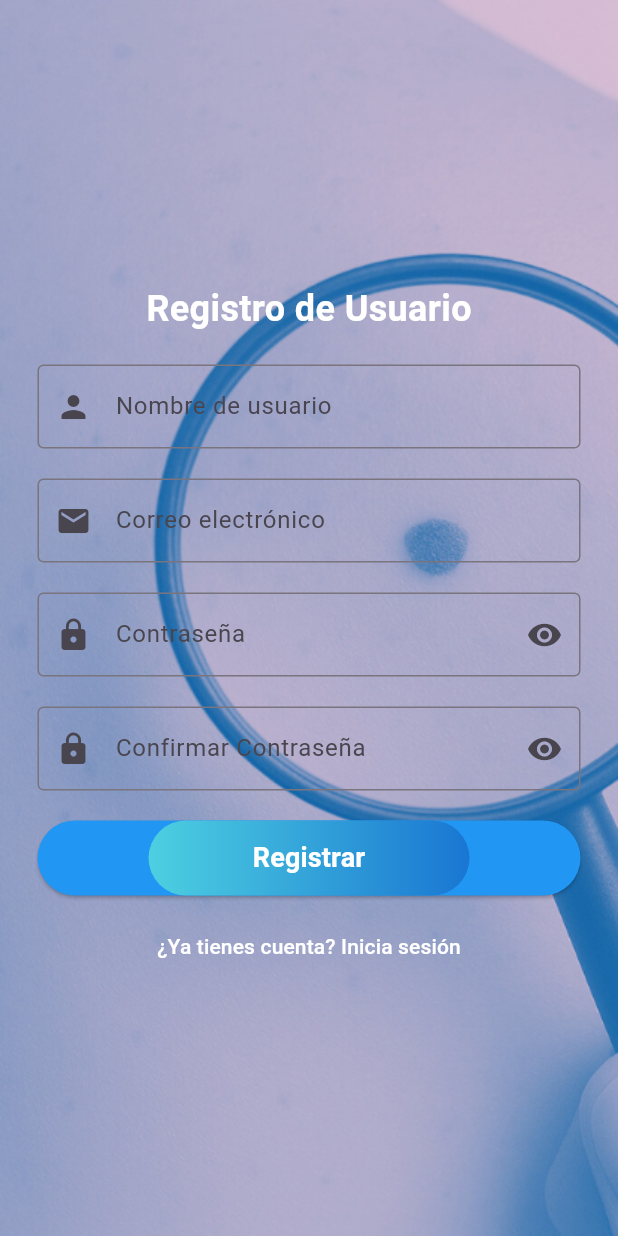
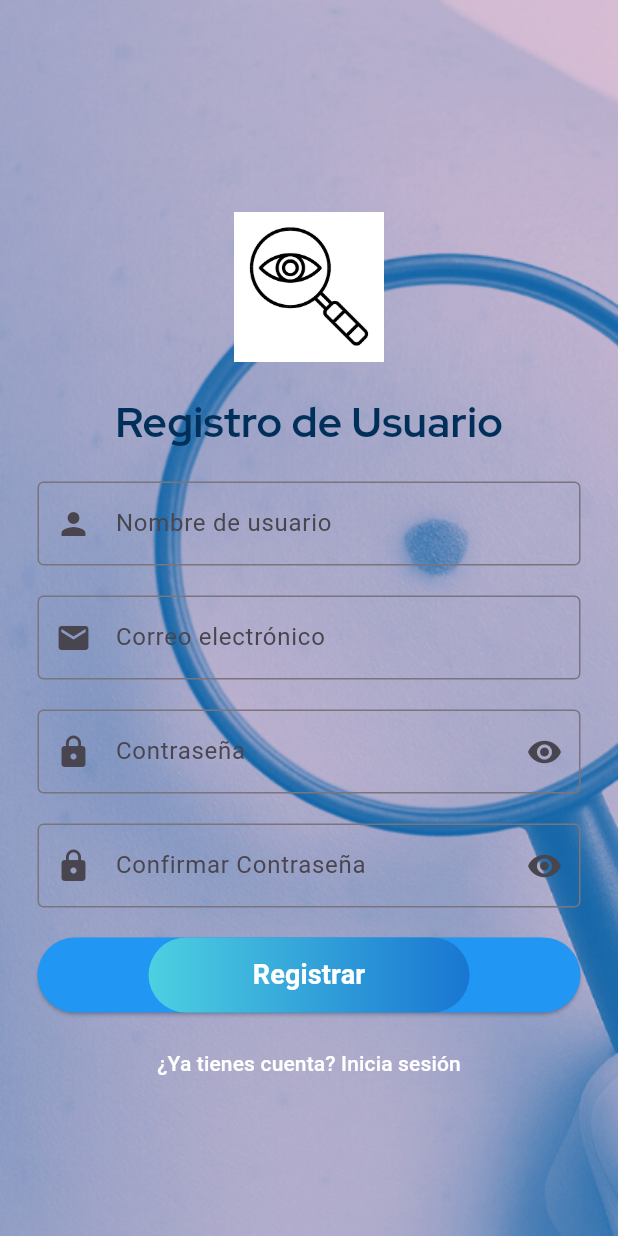
Before and after one commit to Sergi-10/findoutmole_copia, a Flutter app: the screen it shows after launch, on a phone screen of 412 x 824 dp. Run offline on Flutter 3.47's test engine with Material 3 defaults, Android fonts, the phone set to English and light mode, and no system bars; our stand-ins replace google_fonts.

Commit message:
Cambios Jose Antonio añadido logo y cambio de textoincial+borrado de clase innecesaria+pequeñas modificaciones en register.dart

```diff
--- a/lib/screen/register_screen/register.dart
+++ b/lib/screen/register_screen/register.dart
@@ -1,19 +1,17 @@
-import 'package:findoutmole/screen/register_screen/confirmar_Contraseña.dart';
-import 'package:findoutmole/screen/register_screen/cuentraPrevia.dart';
-import 'package:findoutmole/screen/register_screen/email.dart';
-import 'package:findoutmole/screen/register_screen/registerButtom.dart';
 import 'package:findoutmole/screen/register_screen/textoInicial.dart';
 import 'package:flutter/material.dart';
-import 'nombre_de_usuario.dart';
-import 'contraseña.dart';
+import 'package:findoutmole/screen/register_screen/confirmar_Contraseña.dart';
+import 'package:findoutmole/screen/register_screen/contraseña.dart';
+import 'package:findoutmole/screen/register_screen/email.dart';
+import 'package:findoutmole/screen/register_screen/nombre_de_usuario.dart';
+import 'package:findoutmole/screen/register_screen/registerButtom.dart';
 
 class RegisterPage extends StatelessWidget {
   const RegisterPage({super.key});
 
   @override
   Widget build(BuildContext context) {
-    final TextEditingController passwordController =
-        TextEditingController(); // Controlador para la contraseña principal
+    final TextEditingController passwordController = TextEditingController();
 
     return Scaffold(
       body: Stack(
@@ -29,20 +27,18 @@ class RegisterPage extends StatelessWidget {
                   mainAxisAlignment: MainAxisAlignment.center,
                   crossAxisAlignment: CrossAxisAlignment.center,
                   children: [
+                    const SizedBox(height: 50),
+                    Image.asset('assets/images/lupaconojo.png', height: 100),
                     const SizedBox(height: 20),
-                    Cuentaexiste(),
+                    const TextoInicial(), // Antes: Cuentaexiste()
                     const SizedBox(height: 20),
                     const NombreDeUsuario(),
                     const SizedBox(height: 20),
                     const EmailField(),
                     const SizedBox(height: 20),
-                    PasswordField(
-                      controller: passwordController,
-                    ), // Pasa el controlador
+                    PasswordField(controller: passwordController),
                     const SizedBox(height: 20),
-                    ConfirmPasswordField(
-                      passwordController: passwordController,
-                    ), // Pasa el controlador
+                    ConfirmPasswordField(passwordController: passwordController),
                     const SizedBox(height: 20),
                     ElevatedButton(
                       onPressed: () {
@@ -59,7 +55,10 @@ class RegisterPage extends StatelessWidget {
                       onPressed: () {
                         // Redirigir al usuario a la página de inicio de sesión
                       },
-                      child: cuentaexiste(),
+                      child: const Text(
+                        '¿Ya tienes cuenta? Inicia sesión',
+                        style: TextStyle(color: Colors.white),
+                      ),
                     ),
                   ],
                 ),
--- a/lib/screen/register_screen/textoInicial.dart
+++ b/lib/screen/register_screen/textoInicial.dart
@@ -1,20 +1,17 @@
+import 'package:flutter/material.dart';
+import 'package:google_fonts/google_fonts.dart';
 
-import 'package:flutter/material.dart';
-
-
-class Cuentaexiste extends StatelessWidget {
-  const Cuentaexiste({
-    super.key,
-  });
+class TextoInicial extends StatelessWidget {
+  const TextoInicial({super.key});
 
   @override
   Widget build(BuildContext context) {
-    return const Text(
+    return Text(
       'Registro de Usuario',
-      style: TextStyle(
-        fontSize: 24,
+      style: GoogleFonts.redHatDisplay(
+        fontSize: 28,
         fontWeight: FontWeight.bold,
-        color: Colors.white,
+        color: const Color.fromARGB(255, 0, 47, 90),
       ),
     );
   }
--- a/pubspec.yaml
+++ b/pubspec.yaml
@@ -9,6 +9,8 @@ environment:
 dependencies:
   flutter:
     sdk: flutter
+  google_fonts: ^6.1.0
+  cupertino_icons: ^1.0.2
 
 dev_dependencies:
   flutter_test:
```
Also changed, not shown: lib/screen/register_screen/correoelectronico.dart (deleted, +0 -32 lines), pubspec.lock, 1 other file.
